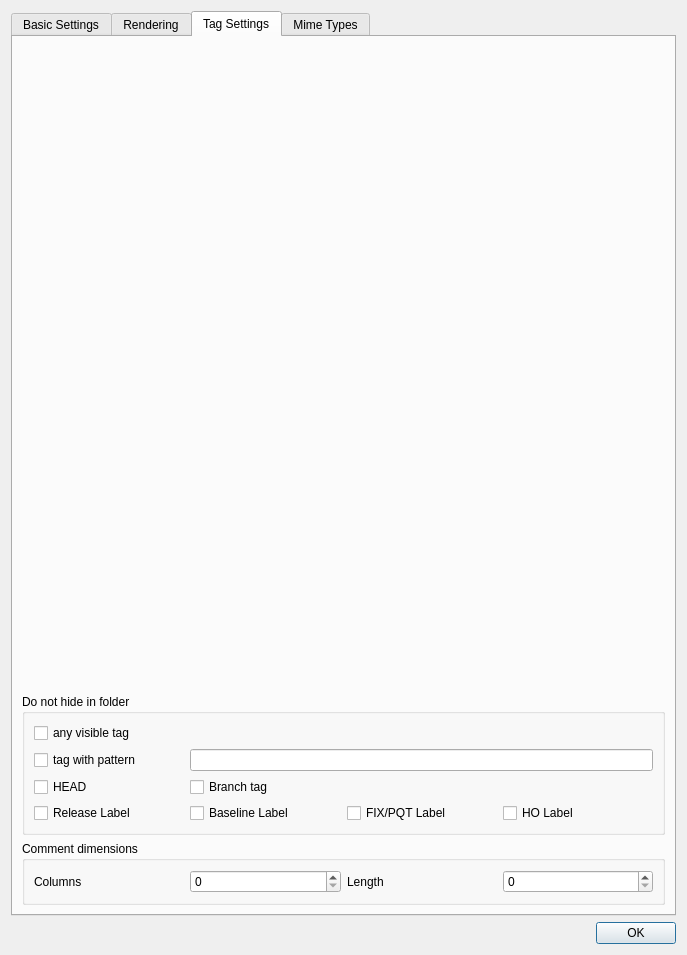
Qt form gvtree_preferences.ui (wtr9987/gvtree) before a commit.
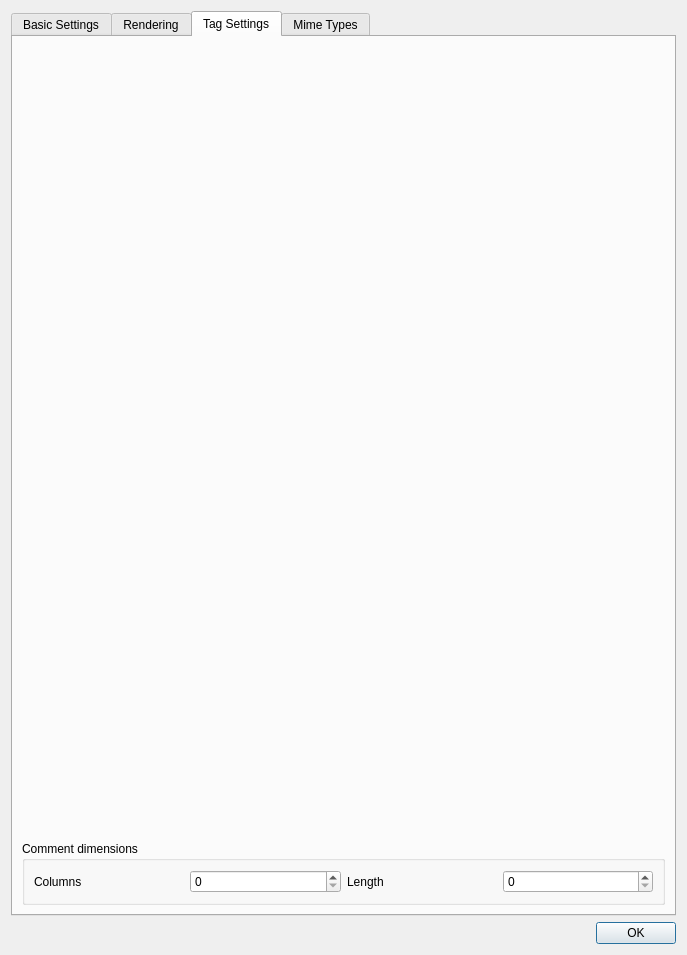
The same form after that commit. The open tabs and pages were chosen to show the change. Icons and pictures are not drawn. Custom widgets are drawn as their Qt base class.

The edit to the form file:
```diff
--- a/gvtree_preferences.ui
+++ b/gvtree_preferences.ui
@@ -772,74 +772,6 @@
        <item row="0" column="0" rowspan="98" colspan="2">
         <layout class="QVBoxLayout" name="verticalLayout_3"/>
        </item>
-       <item row="99" column="0" colspan="2">
-        <widget class="QGroupBox" name="groupBox_6">
-         <property name="title">
-          <string>Do not hide in folder</string>
-         </property>
-         <layout class="QGridLayout" name="gridLayout_9">
-          <item row="4" column="1">
-           <widget class="QCheckBox" name="fold_no_branch">
-            <property name="text">
-             <string>Branch tag</string>
-            </property>
-           </widget>
-          </item>
-          <item row="2" column="1" colspan="3">
-           <widget class="QLineEdit" name="fold_not_regexp"/>
-          </item>
-          <item row="0" column="0">
-           <widget class="QCheckBox" name="fold_no_tag">
-            <property name="text">
-             <string>any visible tag</string>
-            </property>
-           </widget>
-          </item>
-          <item row="4" column="0">
-           <widget class="QCheckBox" name="fold_no_head">
-            <property name="text">
-             <string>HEAD</string>
-            </property>
-           </widget>
-          </item>
-          <item row="2" column="0">
-           <widget class="QCheckBox" name="fold_not_pattern">
-            <property name="text">
-             <string>tag with pattern</string>
-            </property>
-           </widget>
-          </item>
-          <item row="5" column="0">
-           <widget class="QCheckBox" name="fold_no_release">
-            <property name="text">
-             <string>Release Label</string>
-            </property>
-           </widget>
-          </item>
-          <item row="5" column="1">
-           <widget class="QCheckBox" name="fold_no_baseline">
-            <property name="text">
-             <string>Baseline Label</string>
-            </property>
-           </widget>
-          </item>
-          <item row="5" column="2">
-           <widget class="QCheckBox" name="fold_no_FIXPQT">
-            <property name="text">
-             <string>FIX/PQT Label</string>
-            </property>
-           </widget>
-          </item>
-          <item row="5" column="3">
-           <widget class="QCheckBox" name="fold_no_HO">
-            <property name="text">
-             <string>HO Label</string>
-            </property>
-           </widget>
-          </item>
-         </layout>
-        </widget>
-       </item>
       </layout>
      </widget>
      <widget class="QWidget" name="tabWidgetPage4">
```
Left out of the diff: 25 changed lines with no effect on the pictures.
